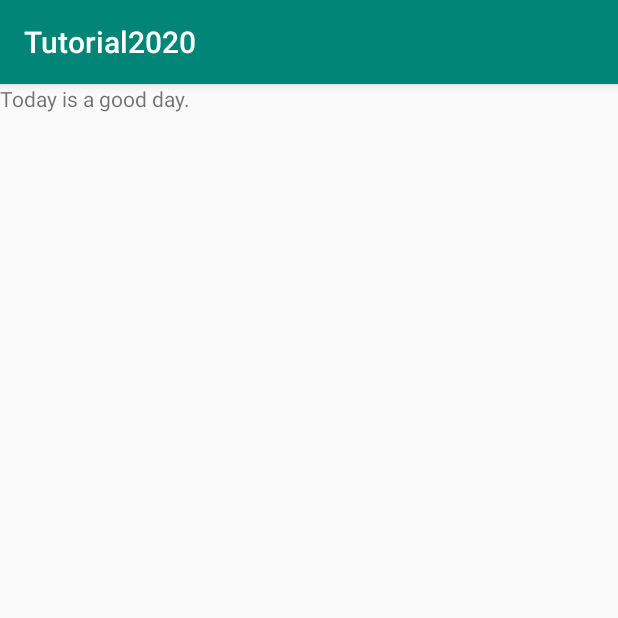
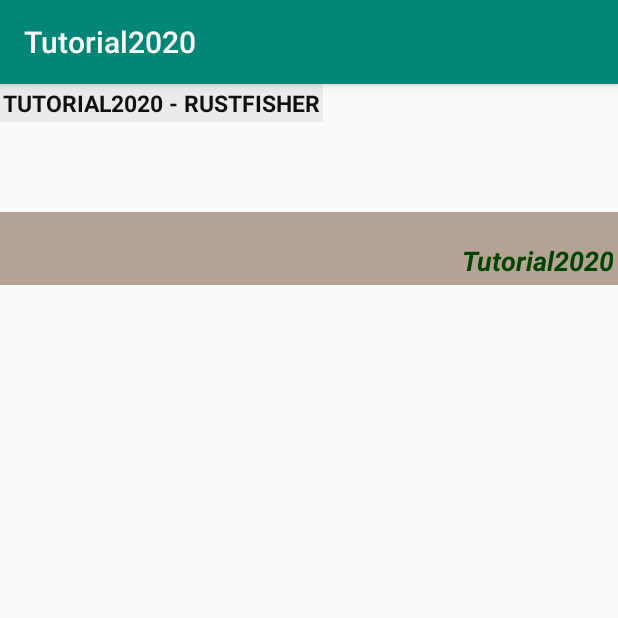
Before and after one commit to AnRFDev/Tutorial2020, an Android app: the screen it shows after launch (MainActivity), on a phone screen of 412 x 824 dp, the top half of it. Run offline under Robolectric (Android 15) with nearby library versions, the phone set to English and light mode, and no system bars.

Commit message:
[textview]

```diff
--- a/app/src/main/java/com/rustfisher/tutorial2020/MainActivity.java
+++ b/app/src/main/java/com/rustfisher/tutorial2020/MainActivity.java
@@ -12,8 +12,5 @@ public class MainActivity extends AppCompatActivity {
         super.onCreate(savedInstanceState);
         setContentView(R.layout.activity_main);
 
-        TextView tv1 = findViewById(R.id.tv1); // 拿到textView的对象
-        tv1.setText("Today is a good day.");   // 改变文字
-
     }
 }
--- a/app/src/main/res/layout/activity_main.xml
+++ b/app/src/main/res/layout/activity_main.xml
@@ -4,12 +4,36 @@
     xmlns:tools="http://schemas.android.com/tools"
     android:layout_width="match_parent"
     android:layout_height="match_parent"
+    android:orientation="vertical"
     tools:context=".MainActivity">
 
     <TextView
-        android:id="@+id/tv1"
+        android:id="@+id/sample_tv1"
         android:layout_width="wrap_content"
         android:layout_height="wrap_content"
-        android:text="Hello World!" />
+        android:background="#eaeaea"
+        android:padding="2dp"
+        android:text="Tutorial2020 - RustFisher"
+        android:textAlignment="center"
+        android:textAllCaps="true"
+        android:textColor="#101010"
+        android:textSize="15sp"
+        android:textStyle="bold" />
 
+    <TextView
+        android:id="@+id/sample_tv2"
+        android:layout_width="match_parent"
+        android:layout_height="wrap_content"
+        android:layout_marginTop="60dp"
+        android:background="#B4A294"
+        android:paddingStart="1dp"
+        android:paddingTop="20dp"
+        android:paddingEnd="3dp"
+        android:paddingBottom="4dp"
+        android:text="@string/app_name"
+        android:textAlignment="textEnd"
+        android:textAllCaps="false"
+        android:textColor="#004400"
+        android:textSize="18sp"
+        android:textStyle="bold|italic" />
 </LinearLayout>
```
